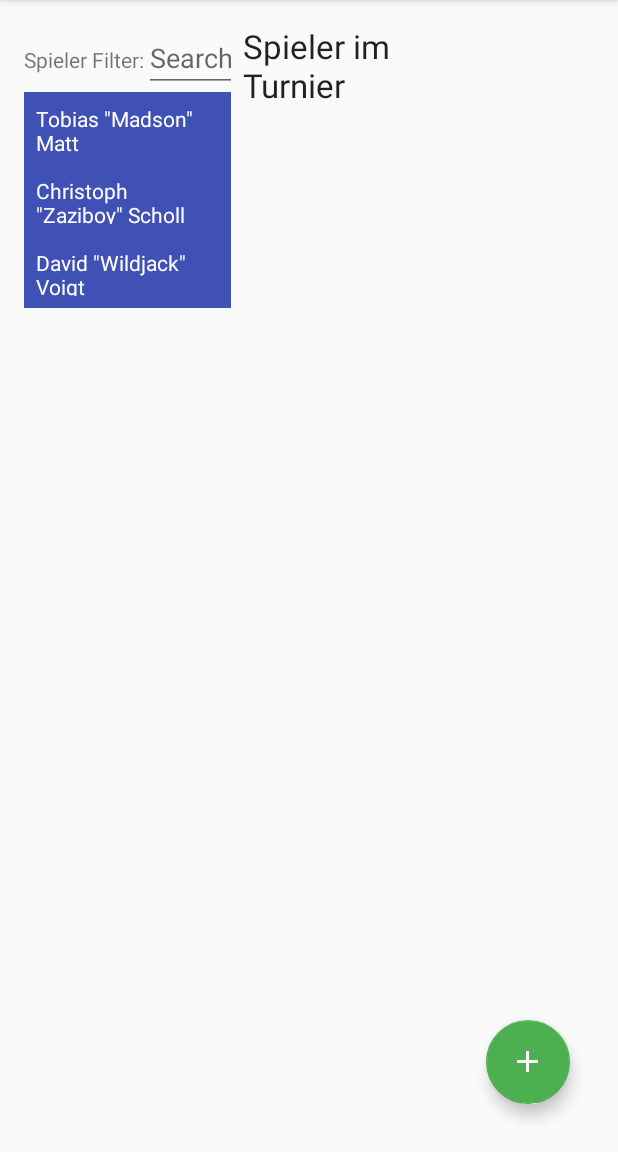
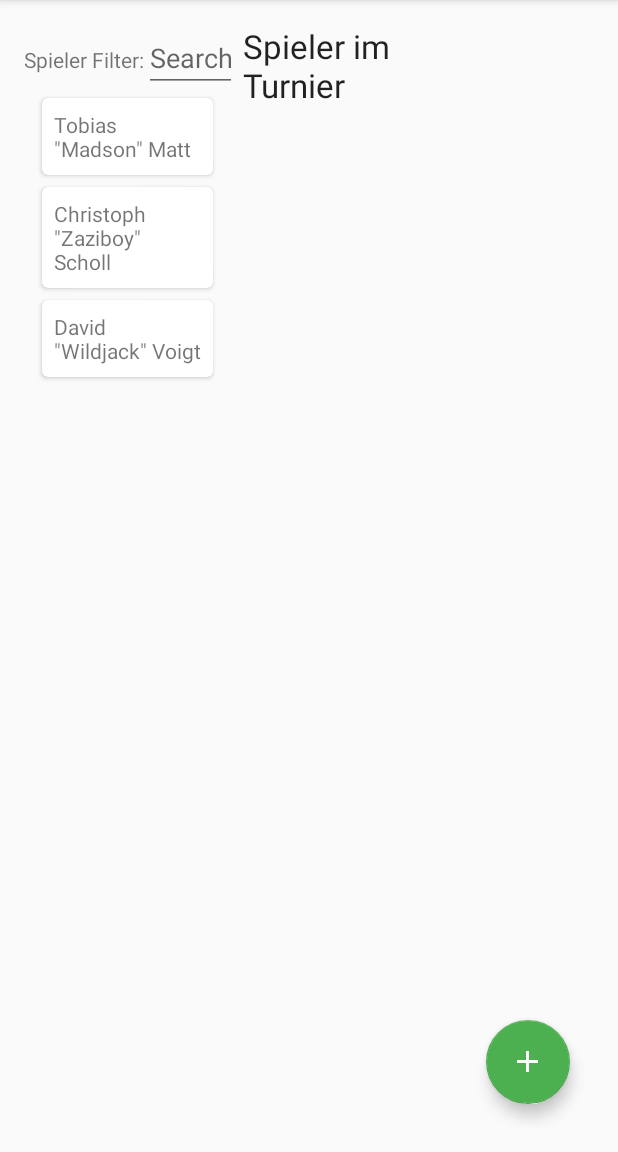
Before and after one commit to madmadson/opentournament, an Android app: the fragment OngoingTournamentManagementFragment placed in its activity, after a tap on an icon or button, on a phone screen of 412 x 824 dp, the part 84-1236 px from its top. Run offline under Robolectric (Android 15) with nearby library versions, the phone set to English and light mode, and no system bars; libraries missing offline, so code that uses them is left out: net.danlew.android; 6 statements that could not run were skipped.

Commit message:
add cardView to availableplayer listview

```diff
--- a/app/build.gradle
+++ b/app/build.gradle
@@ -6,7 +6,7 @@ android {
     buildToolsVersion "23.0.3"
     defaultConfig {
         applicationId "madson.org.opentournament"
-        minSdkVersion 15
+        minSdkVersion 16
         targetSdkVersion 23
         versionCode 1
         versionName "1.0"
@@ -27,5 +27,6 @@ dependencies {
     compile 'com.android.support:design:23.4.0'
     compile 'com.android.support:support-v4:23.4.0'
     compile 'com.android.support:recyclerview-v7:23.4.0'
+    compile 'com.android.support:cardview-v7:23.4.0'
     compile 'net.danlew:android.joda:2.9.4.1'
 }
--- a/app/src/main/java/madson/org/opentournament/players/AvailablePlayerListAdapter.java
+++ b/app/src/main/java/madson/org/opentournament/players/AvailablePlayerListAdapter.java
@@ -1,5 +1,6 @@
 package madson.org.opentournament.players;
 
+import android.support.v7.widget.CardView;
 import android.support.v7.widget.RecyclerView;
 
 import android.util.Log;
@@ -45,12 +46,11 @@ public class AvailablePlayerListAdapter extends RecyclerView.Adapter<AvailablePl
     public AvailablePlayerListAdapter.ViewHolder onCreateViewHolder(ViewGroup parent, int viewType) {
 
         // create a new view
-        View v = LayoutInflater.from(parent.getContext()).inflate(R.layout.available_player_list_row, parent, false);
+        CardView v = (CardView) LayoutInflater.from(parent.getContext())
+            .inflate(R.layout.available_player_list_row, parent, false);
 
         // set the view's size, margins, paddings and layout parameters
-        ViewHolder vh = new ViewHolder(v);
-
-        return vh;
+        return new ViewHolder(v);
     }
 
 
@@ -97,7 +97,7 @@ public class AvailablePlayerListAdapter extends RecyclerView.Adapter<AvailablePl
         private TextView playerNameInList;
         private Player player;
 
-        public ViewHolder(View v) {
+        public ViewHolder(CardView v) {
 
             super(v);
             v.setOnClickListener(this);
--- a/app/src/main/java/madson/org/opentournament/tournament/OngoingTournamentManagementFragment.java
+++ b/app/src/main/java/madson/org/opentournament/tournament/OngoingTournamentManagementFragment.java
@@ -96,13 +96,7 @@ public class OngoingTournamentManagementFragment extends Fragment
                     @Override
                     public void onClick(View view) {
 
-                        PlayerAddFragment playerAddFragement = new PlayerAddFragment();
-
-                        FragmentTransaction fragmentTransaction = getChildFragmentManager().beginTransaction();
-
-                        fragmentTransaction.replace(R.id.above_left_fragment_container, playerAddFragement);
-                        fragmentTransaction.setTransition(FragmentTransaction.TRANSIT_FRAGMENT_OPEN);
-                        fragmentTransaction.commit();
+                        Log.i(this.getClass().getName(), "click fab ongoing tournament");
                     }
                 });
         }
--- a/app/src/main/res/layout/available_player_list_row.xml
+++ b/app/src/main/res/layout/available_player_list_row.xml
@@ -1,12 +1,23 @@
 <?xml version="1.0" encoding="utf-8"?>
-<RelativeLayout xmlns:android="http://schemas.android.com/apk/res/android"
+<android.support.v7.widget.CardView
+    xmlns:android="http://schemas.android.com/apk/res/android"
+    xmlns:card_view="http://schemas.android.com/apk/res-auto"
+    android:layout_gravity="center"
+    android:layout_height="wrap_content"
     android:layout_width="match_parent"
-    android:layout_height="48dp"
-    android:paddingTop="8dp"
-    android:paddingBottom="8dp"
-    android:paddingRight="8dp"
-    android:paddingLeft="8dp"
-    android:id="@+id/available_player_row">
+    android:id="@+id/available_player_card_view"
+    card_view:cardCornerRadius="4dp"
+    android:layout_marginLeft="@dimen/player_card_side_margin"
+    android:layout_marginRight="@dimen/player_card_side_margin"
+    android:layout_marginBottom="@dimen/player_card_top_bottom_margin"
+    android:layout_marginTop="@dimen/player_card_top_bottom_margin">
+
+    <RelativeLayout
+        android:id="@+id/lib_card_content"
+        android:layout_width="match_parent"
+        android:layout_height="wrap_content"
+        android:background="?android:attr/selectableItemBackground"
+        android:padding="@dimen/player_card_padding">
 
     <TextView
         android:id="@+id/available_player_name"
@@ -14,8 +25,6 @@
         android:layout_height="wrap_content"
         android:layout_centerVertical="true"
         android:text="New Text"
-        android:textColor="@color/colorTextIcon"
-
         />
-
-</RelativeLayout>
+    </RelativeLayout>
+</android.support.v7.widget.CardView>
--- a/app/src/main/res/layout/fragment_ongoing_tournament_management.xml
+++ b/app/src/main/res/layout/fragment_ongoing_tournament_management.xml
@@ -31,5 +31,4 @@
         android:src="@drawable/ic_add_white_24dp"
         />
 
-
 </LinearLayout>
--- a/app/src/main/res/layout/fragment_player_list.xml
+++ b/app/src/main/res/layout/fragment_player_list.xml
@@ -28,8 +28,6 @@
         android:layout_width="match_parent"
         android:layout_height="wrap_content"
         android:scrollbars="vertical"
-        android:foreground="?attr/selectableItemBackground"
-        android:background="@color/colorPrimary"
         android:layout_row="1"
         android:layout_column="0"
         android:layout_columnSpan="2"/>
--- a/app/src/main/res/values/dimens.xml
+++ b/app/src/main/res/values/dimens.xml
@@ -9,4 +9,8 @@
     <!-- Default screen margins, per the Android Design guidelines. -->
     <dimen name="nav_header_vertical_spacing">16dp</dimen>
     <dimen name="nav_header_height">160dp</dimen>
+
+    <dimen name="player_card_padding">8dp</dimen>
+    <dimen name="player_card_top_bottom_margin">4dp</dimen>
+    <dimen name="player_card_side_margin">12dp</dimen>
 </resources>
```
Also changed, not shown: app/src/main/res/drawable-xxxhdpi/avatar_anonymous.jpg (added).
